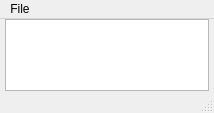
Above: gui_web_cam_main_window.ui from ralphtandetzky/web_cam_app before the change. Below: the same form after it.
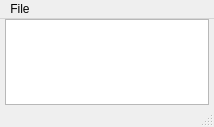
That is the form after the change.

Commit message: Bugfix: The view shows the correct part of the scene.

The edit to the form file:
```diff
--- a/gui_web_cam_main_window.ui
+++ b/gui_web_cam_main_window.ui
@@ -7,7 +7,7 @@
     <x>0</x>
     <y>0</y>
     <width>214</width>
-    <height>113</height>
+    <height>127</height>
    </rect>
   </property>
   <property name="windowTitle">
@@ -28,7 +28,14 @@
      <number>0</number>
     </property>
     <item>
-     <widget class="QGraphicsView" name="graphicsView"/>
+     <widget class="QGraphicsView" name="graphicsView">
+      <property name="verticalScrollBarPolicy">
+       <enum>Qt::ScrollBarAlwaysOff</enum>
+      </property>
+      <property name="horizontalScrollBarPolicy">
+       <enum>Qt::ScrollBarAlwaysOff</enum>
+      </property>
+     </widget>
     </item>
    </layout>
   </widget>
```
The commit also changes 1 other file.
